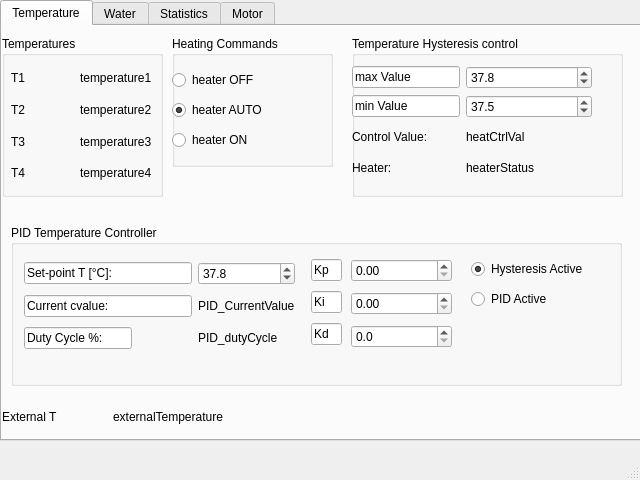
First picture: the form in SW/PyQT_GUI/eggsIncubatorGUI.ui, repository AppenninoAutomaticMachines/Automatic_Egg_Incubator, before the edit.
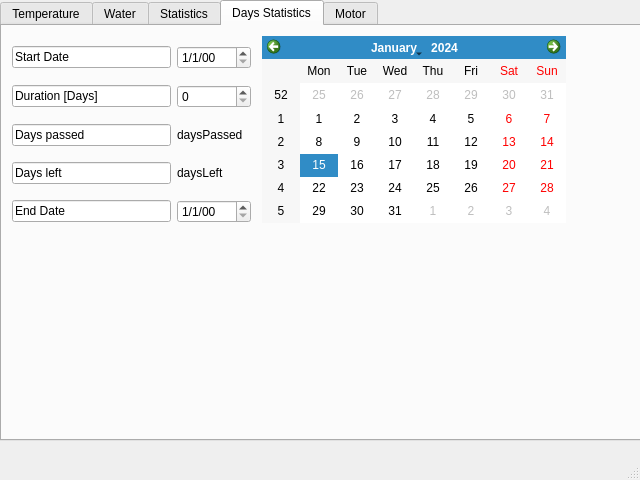
Second picture: the form after the edit. The open tabs and pages were chosen to show the change.

The edit to the form file:
```diff
--- a/SW/PyQT_GUI/eggsIncubatorGUI.ui
+++ b/SW/PyQT_GUI/eggsIncubatorGUI.ui
@@ -435,7 +435,7 @@
         <item row="1" column="0">
          <widget class="QLineEdit" name="ControlValue_PID_T">
           <property name="text">
-           <string>Current cvalue:</string>
+           <string>Current value:</string>
           </property>
          </widget>
         </item>
@@ -1525,6 +1525,122 @@
       </widget>
      </widget>
     </widget>
+    <widget class="QWidget" name="tab_2">
+     <attribute name="title">
+      <string>Days Statistics</string>
+     </attribute>
+     <widget class="QCalendarWidget" name="calendarWidget">
+      <property name="geometry">
+       <rect>
+        <x>260</x>
+        <y>10</y>
+        <width>304</width>
+        <height>187</height>
+       </rect>
+      </property>
+     </widget>
+     <widget class="QWidget" name="">
+      <property name="geometry">
+       <rect>
+        <x>10</x>
+        <y>10</y>
+        <width>239</width>
+        <height>197</height>
+       </rect>
+      </property>
+      <layout class="QGridLayout" name="gridLayout_16">
+       <item row="0" column="0">
+        <widget class="QLineEdit" name="Start_Date_lineEdit">
+         <property name="text">
+          <string>Start Date</string>
+         </property>
+        </widget>
+       </item>
+       <item row="1" column="0">
+        <widget class="QLineEdit" name="Duration_Days_lineEdit">
+         <property name="text">
+          <string>Duration [Days]</string>
+         </property>
+        </widget>
+       </item>
+       <item row="1" column="1">
+        <widget class="QSpinBox" name="days_duration_spinBox"/>
+       </item>
+       <item row="2" column="1">
+        <widget class="QLabel" name="daysPassed">
+         <property name="text">
+          <string>daysPassed</string>
+         </property>
+        </widget>
+       </item>
+       <item row="2" column="0">
+        <widget class="QLineEdit" name="Days_Passed_lineEdit">
+         <property name="text">
+          <string>Days passed</string>
+         </property>
+        </widget>
+       </item>
+       <item row="0" column="1">
+        <widget class="QDateEdit" name="startDate_dateTimeBox">
+         <property name="dateTime">
+          <datetime>
+           <hour>0</hour>
+           <minute>0</minute>
+           <second>0</second>
+           <year>2000</year>
+           <month>1</month>
+           <day>1</day>
+          </datetime>
+         </property>
+         <property name="displayFormat">
+          <string>d/M/yy</string>
+         </property>
+        </widget>
+       </item>
+       <item row="3" column="0">
+        <widget class="QLineEdit" name="Days_Left_lineEdit">
+         <property name="text">
+          <string>Days left</string>
+         </property>
+        </widget>
+       </item>
+       <item row="3" column="1">
+        <widget class="QLabel" name="daysLeft">
+         <property name="text">
+          <string>daysLeft</string>
+         </property>
+        </widget>
+       </item>
+       <item row="4" column="0">
+        <widget class="QLineEdit" name="End_Date_lineEdit">
+         <property name="text">
+          <string>End Date</string>
+         </property>
+        </widget>
+       </item>
+       <item row="4" column="1">
+        <widget class="QDateEdit" name="endDate_dateTimeBox">
+         <property name="enabled">
+          <bool>true</bool>
+         </property>
+         <property name="dateTime">
+          <datetime>
+           <hour>0</hour>
+           <minute>0</minute>
+           <second>0</second>
+           <year>2000</year>
+           <month>1</month>
+           <day>1</day>
+          </datetime>
+         </property>
+         <property name="displayFormat">
+          <string>d/M/yy</string>
+         </property>
+        </widget>
+       </item>
+      </layout>
+     </widget>
+    </widget>
     <widget class="QWidget" name="motor_tab">
      <attribute name="title">
       <string>Motor</string>
```
